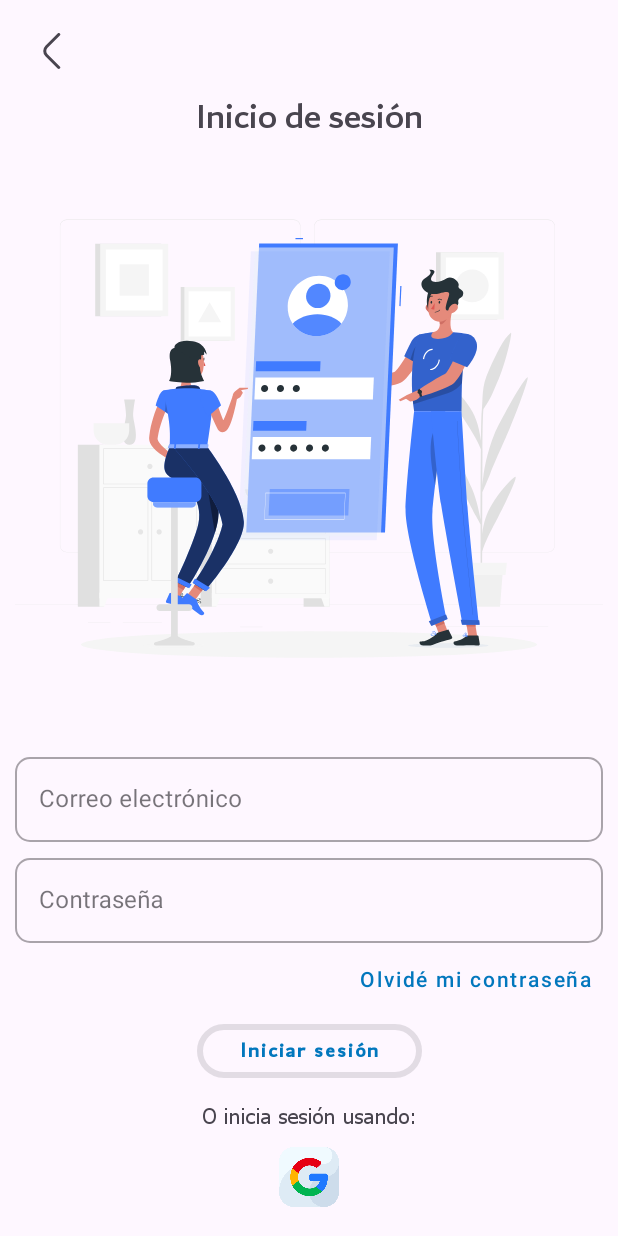
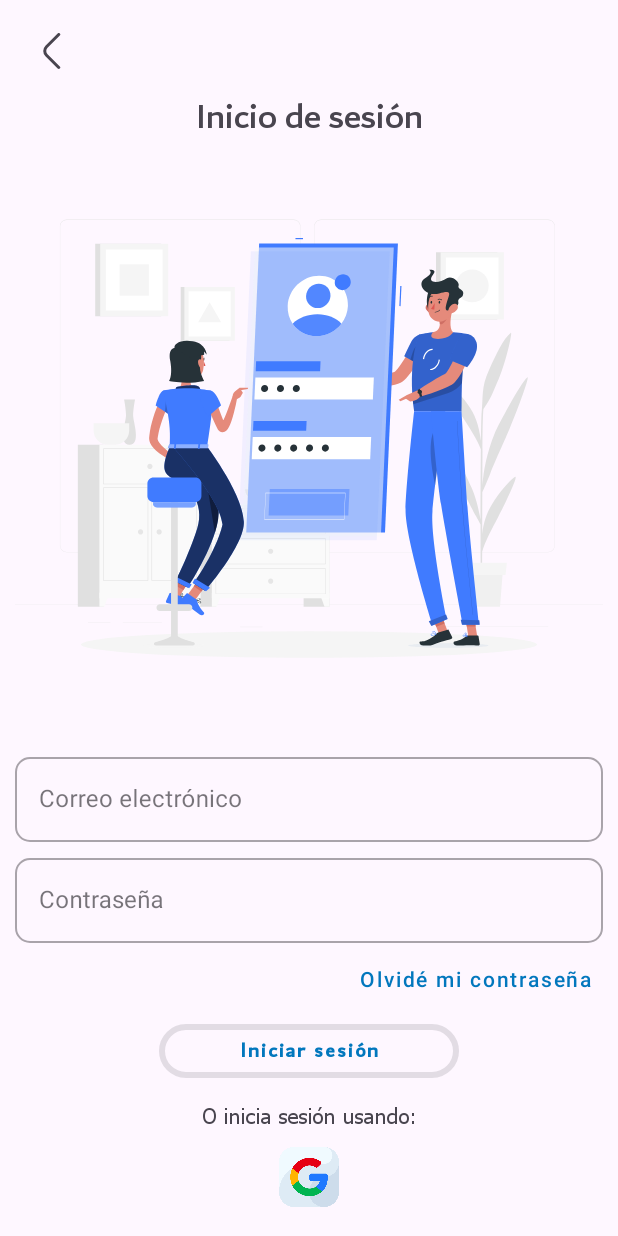
Before and after one commit to jmpt21/LostObjectsApp, an Android app: the screen it shows after launch (MainActivity), after a tap on "INICIAR SESIÓN", on a phone screen of 412 x 824 dp. Run offline under Robolectric (Android 15) with nearby library versions, the phone set to English and light mode, and no system bars.

Commit message:
Login module. Patch. Width of buttons 2

```diff
--- a/app/src/main/res/layout/fragment_login.xml
+++ b/app/src/main/res/layout/fragment_login.xml
@@ -109,7 +109,7 @@
                     style="@style/Widget.MaterialComponents.Button.OutlinedButton"
                     app:strokeWidth="4dp"
                     app:cornerRadius="20dp"
-                    android:layout_width="150dp"
+                    android:layout_width="200dp"
                     android:layout_height="wrap_content"
                     app:layout_constraintTop_toBottomOf="@+id/btn_forgot_pass"
                     app:layout_constraintStart_toStartOf="parent"
```
